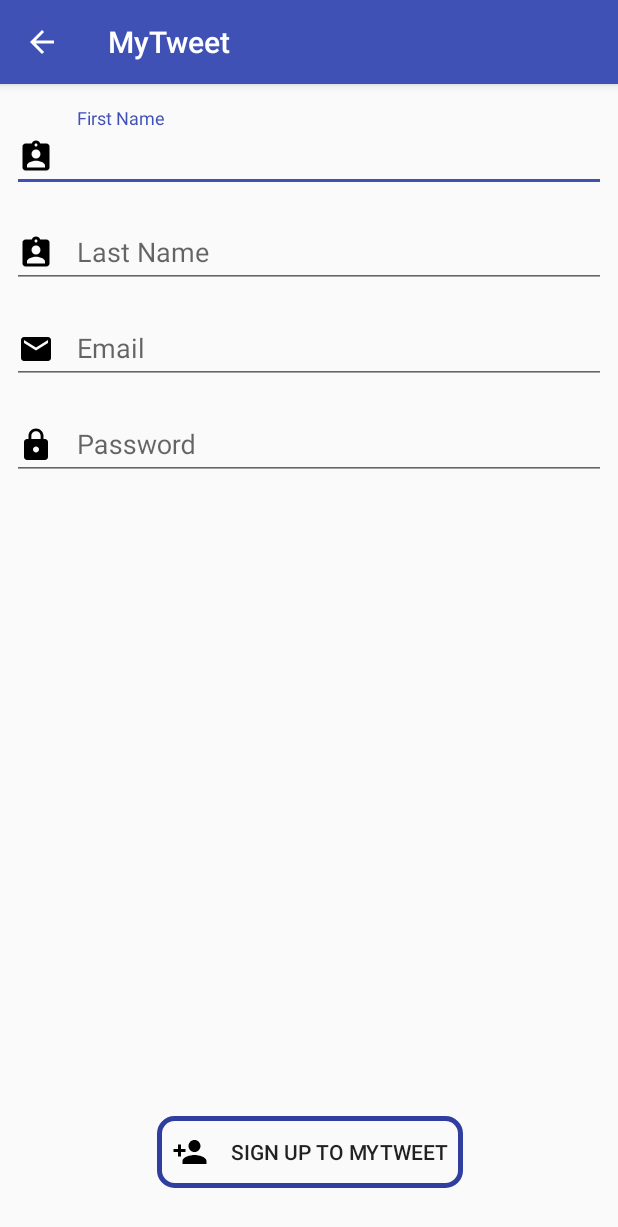
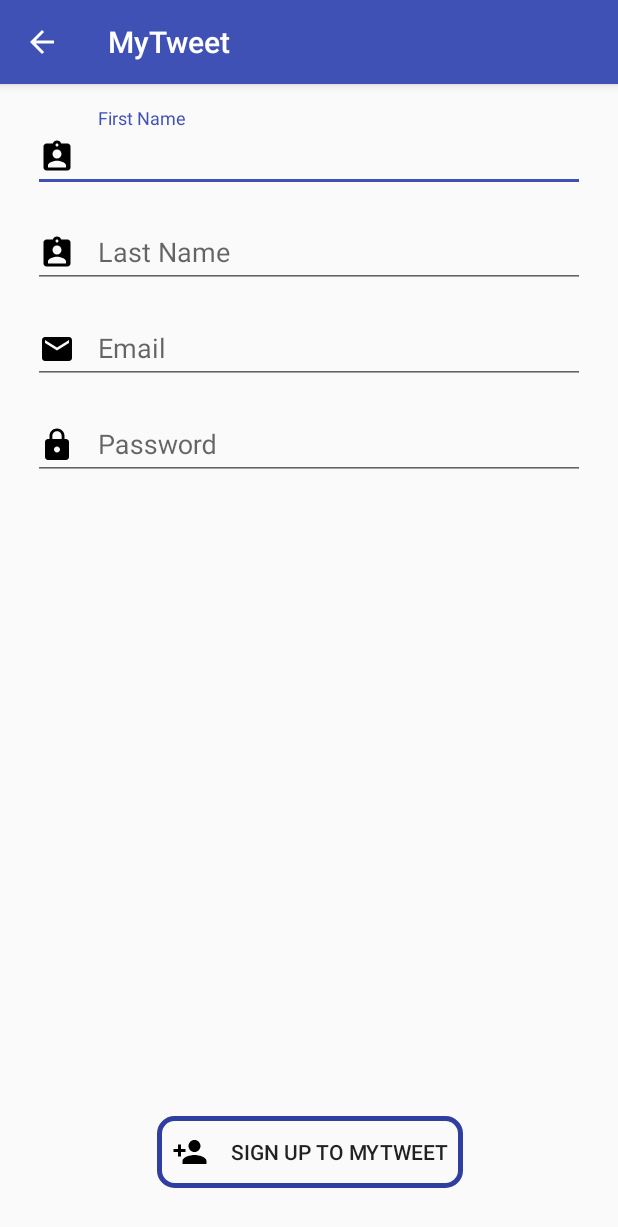
Before and after one commit to KevFan/myTweet-android, an Android app: the SignUp screen opened directly, with no data from a screen before it, on a phone screen of 412 x 824 dp. Shown: the top 1227 px of the screen. Run offline under Robolectric (Android 15) with nearby library versions, the phone set to English and light mode, and no system bars.

Commit message:
Change activity layouts to be more consistent betweem activities

```diff
--- a/app/src/main/res/layout/activity_login.xml
+++ b/app/src/main/res/layout/activity_login.xml
@@ -62,7 +62,7 @@
 
     <Button
         android:id="@+id/loginUser"
-        android:layout_width="wrap_content"
+        android:layout_width="120dp"
         android:layout_height="wrap_content"
         android:layout_marginBottom="32dp"
         android:layout_marginEnd="8dp"
--- a/app/src/main/res/layout/activity_signup.xml
+++ b/app/src/main/res/layout/activity_signup.xml
@@ -7,14 +7,13 @@
 
     <android.support.design.widget.TextInputLayout
         android:id="@+id/firstNameInputLayout"
-        android:layout_width="0dp"
+        android:layout_width="368dp"
         android:layout_height="wrap_content"
         android:layout_marginEnd="8dp"
         android:layout_marginLeft="8dp"
         android:layout_marginRight="8dp"
         android:layout_marginStart="8dp"
         android:layout_marginTop="16dp"
-        app:layout_constraintHorizontal_bias="0.0"
         app:layout_constraintLeft_toLeftOf="parent"
         app:layout_constraintRight_toRightOf="parent"
         app:layout_constraintTop_toTopOf="parent">
@@ -31,14 +30,9 @@
 
     <android.support.design.widget.TextInputLayout
         android:id="@+id/lastNameInputLayout"
-        android:layout_width="0dp"
+        android:layout_width="368dp"
         android:layout_height="wrap_content"
-        android:layout_marginEnd="8dp"
-        android:layout_marginLeft="8dp"
-        android:layout_marginRight="8dp"
-        android:layout_marginStart="8dp"
-        android:layout_marginTop="8dp"
-        app:layout_constraintHorizontal_bias="1.0"
+        android:layout_margin="8dp"
         app:layout_constraintLeft_toLeftOf="parent"
         app:layout_constraintRight_toRightOf="parent"
         app:layout_constraintTop_toBottomOf="@+id/firstNameInputLayout">
@@ -55,14 +49,9 @@
 
     <android.support.design.widget.TextInputLayout
         android:id="@+id/emailInputLayout"
-        android:layout_width="0dp"
+        android:layout_width="368dp"
         android:layout_height="wrap_content"
-        android:layout_marginEnd="8dp"
-        android:layout_marginLeft="8dp"
-        android:layout_marginRight="8dp"
-        android:layout_marginStart="8dp"
-        android:layout_marginTop="8dp"
-        app:layout_constraintHorizontal_bias="0.0"
+        android:layout_margin="8dp"
         app:layout_constraintLeft_toLeftOf="parent"
         app:layout_constraintRight_toRightOf="parent"
         app:layout_constraintTop_toBottomOf="@+id/lastNameInputLayout">
@@ -79,14 +68,9 @@
 
     <android.support.design.widget.TextInputLayout
         android:id="@+id/passwordInputLayout"
-        android:layout_width="0dp"
+        android:layout_width="368dp"
         android:layout_height="wrap_content"
-        android:layout_marginEnd="8dp"
-        android:layout_marginLeft="8dp"
-        android:layout_marginRight="8dp"
-        android:layout_marginStart="8dp"
-        android:layout_marginTop="8dp"
-        app:layout_constraintHorizontal_bias="0.0"
+        android:layout_margin="8dp"
         app:layout_constraintLeft_toLeftOf="parent"
         app:layout_constraintRight_toRightOf="parent"
         app:layout_constraintTop_toBottomOf="@+id/emailInputLayout">
--- a/app/src/main/res/layout/activity_welcome.xml
+++ b/app/src/main/res/layout/activity_welcome.xml
@@ -51,10 +51,10 @@
         android:layout_marginLeft="8dp"
         app:layout_constraintLeft_toLeftOf="parent"
         android:layout_marginTop="8dp"
-        app:layout_constraintTop_toBottomOf="@+id/imageView2"/>
+        app:layout_constraintTop_toBottomOf="@+id/logoImage"/>
 
     <ImageView
-        android:id="@+id/imageView2"
+        android:id="@+id/logoImage"
         android:layout_width="119dp"
         android:layout_height="106dp"
         app:srcCompat="@mipmap/ic_launcher"
```
